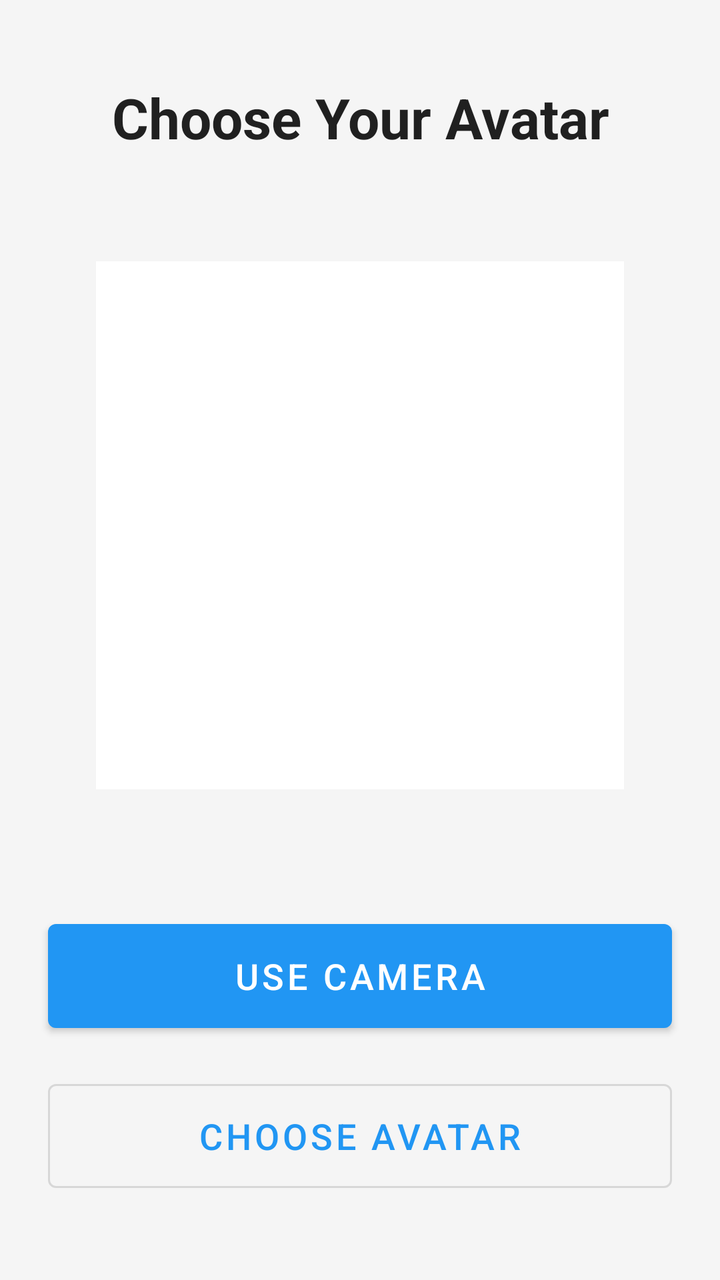
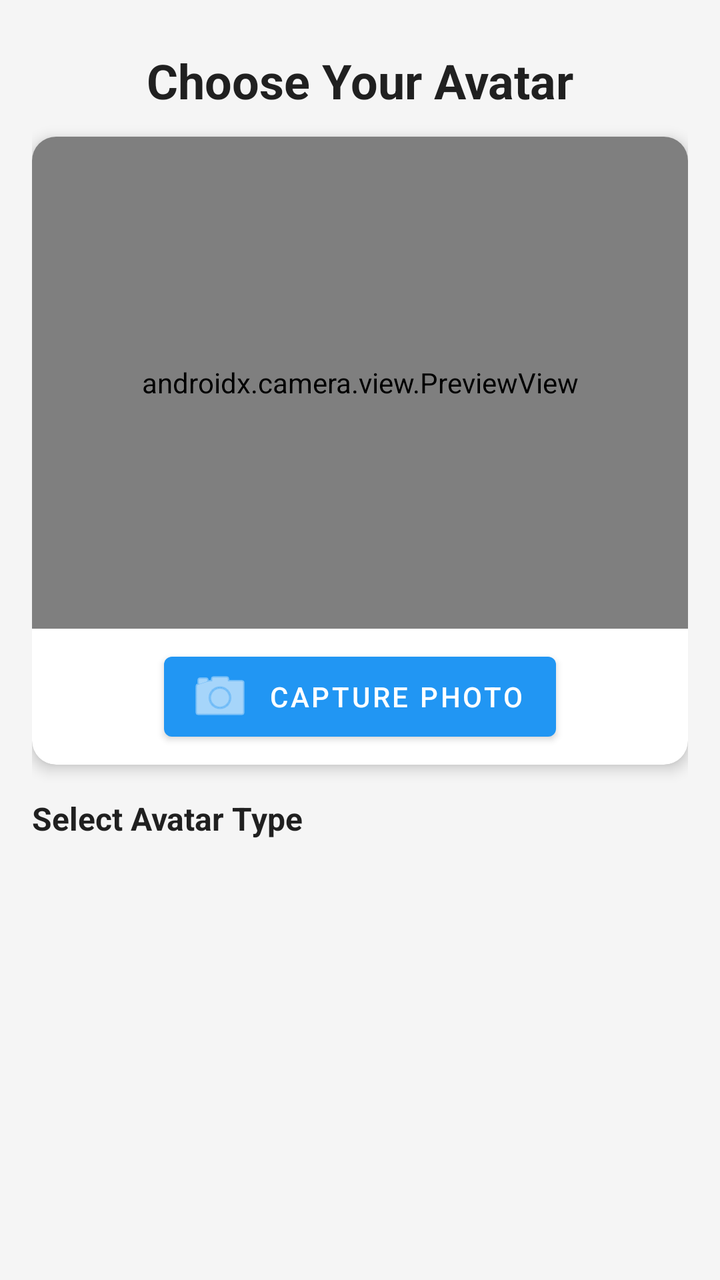

The first picture is an Android layout as it rendered before a commit; the second is the same layout after the commit. The layout source and the unified diff follow.
<!-- AndroidManifest.xml: application theme Theme.GameRemoteClient -->
<!-- res/layout/fragment_avatar_selection.xml -->
<?xml version="1.0" encoding="utf-8"?>
<androidx.constraintlayout.widget.ConstraintLayout xmlns:android="http://schemas.android.com/apk/res/android"
    xmlns:app="http://schemas.android.com/apk/res-auto"
    android:layout_width="match_parent"
    android:layout_height="match_parent"
    android:padding="16dp"
    android:background="@color/background">

    <TextView
        android:id="@+id/titleText"
        android:layout_width="0dp"
        android:layout_height="wrap_content"
        android:text="@string/avatar_selection_title"
        android:textSize="28sp"
        android:textStyle="bold"
        android:textColor="@color/text_primary"
        android:gravity="center"
        app:layout_constraintTop_toTopOf="parent"
        app:layout_constraintStart_toStartOf="parent"
        app:layout_constraintEnd_toEndOf="parent"
        android:layout_marginTop="24dp" />

    
    <androidx.camera.view.PreviewView
        android:id="@+id/cameraPreview"
        android:layout_width="0dp"
        android:layout_height="0dp"
        android:visibility="gone"
        app:layout_constraintTop_toBottomOf="@id/titleText"
        app:layout_constraintBottom_toTopOf="@id/cameraControls"
        app:layout_constraintStart_toStartOf="parent"
        app:layout_constraintEnd_toEndOf="parent"
        android:layout_margin="16dp" />

    
    <ImageView
        android:id="@+id/avatarImage"
        android:layout_width="0dp"
        android:layout_height="0dp"
        android:scaleType="centerCrop"
        android:visibility="visible"
        android:background="@color/surface"
        android:contentDescription="@string/choose_avatar"
        app:layout_constraintTop_toBottomOf="@id/titleText"
        app:layout_constraintBottom_toTopOf="@id/cameraControls"
        app:layout_constraintStart_toStartOf="parent"
        app:layout_constraintEnd_toEndOf="parent"
        app:layout_constraintDimensionRatio="1:1"
        android:layout_margin="32dp" />

    
    <LinearLayout
        android:id="@+id/cameraControls"
        android:layout_width="0dp"
        android:layout_height="wrap_content"
        android:orientation="horizontal"
        android:gravity="center"
        android:visibility="gone"
        app:layout_constraintBottom_toTopOf="@id/actionButtons"
        app:layout_constraintStart_toStartOf="parent"
        app:layout_constraintEnd_toEndOf="parent"
        android:layout_margin="16dp">

        <com.google.android.material.button.MaterialButton
            android:id="@+id/captureButton"
            android:layout_width="wrap_content"
            android:layout_height="wrap_content"
            android:text="@string/capture_photo"
            android:layout_margin="8dp" />

        <com.google.android.material.button.MaterialButton
            android:id="@+id/retakeButton"
            android:layout_width="wrap_content"
            android:layout_height="wrap_content"
            android:text="@string/retake_photo"
            android:visibility="gone"
            android:layout_margin="8dp"
            style="@style/Widget.MaterialComponents.Button.OutlinedButton" />
    </LinearLayout>

    
    <LinearLayout
        android:id="@+id/actionButtons"
        android:layout_width="0dp"
        android:layout_height="wrap_content"
        android:orientation="vertical"
        app:layout_constraintBottom_toBottomOf="parent"
        app:layout_constraintStart_toStartOf="parent"
        app:layout_constraintEnd_toEndOf="parent"
        android:layout_marginBottom="16dp">

        <com.google.android.material.button.MaterialButton
            android:id="@+id/useCameraButton"
            android:layout_width="match_parent"
            android:layout_height="64dp"
            android:text="@string/use_camera"
            android:textSize="18sp"
            android:layout_margin="8dp" />

        <com.google.android.material.button.MaterialButton
            android:id="@+id/chooseAvatarButton"
            android:layout_width="match_parent"
            android:layout_height="64dp"
            android:text="@string/choose_avatar"
            android:textSize="18sp"
            android:layout_margin="8dp"
            style="@style/Widget.MaterialComponents.Button.OutlinedButton" />

        <com.google.android.material.button.MaterialButton
            android:id="@+id/continueButton"
            android:layout_width="match_parent"
            android:layout_height="64dp"
            android:text="@string/continue_button"
            android:textSize="18sp"
            android:layout_margin="8dp"
            android:visibility="gone" />
    </LinearLayout>

</androidx.constraintlayout.widget.ConstraintLayout>
<!-- resources referenced by this layout -->
<resources>
  <color name="background">#FFF5F5F5</color>
  <color name="surface">#FFFFFFFF</color>
  <color name="text_primary">#DE000000</color>
  <string name="avatar_selection_title">Choose Your Avatar</string>
  <string name="capture_photo">Capture Photo</string>
  <string name="choose_avatar">Choose Avatar</string>
  <string name="continue_button">Continue</string>
  <string name="retake_photo">Retake</string>
  <string name="use_camera">Use Camera</string>
  <style name="Theme.GameRemoteClient" parent="Theme.MaterialComponents.DayNight.DarkActionBar">
          <item name="colorPrimary">@color/primary</item>
          <item name="colorPrimaryDark">@color/primary_dark</item>
          <item name="colorAccent">@color/accent</item>
          <item name="android:windowBackground">@color/background</item>
      </style>
  <color name="primary">#FF2196F3</color>
  <color name="primary_dark">#FF1976D2</color>
  <color name="accent">#FFFF5722</color>
</resources>

<!-- the commit's change to res/layout/fragment_avatar_selection.xml (unified diff, before → after) -->
@@ -11,109 +11,150 @@
         android:layout_width="0dp"
         android:layout_height="wrap_content"
         android:text="@string/avatar_selection_title"
-        android:textSize="28sp"
+        android:textSize="24sp"
         android:textStyle="bold"
         android:textColor="@color/text_primary"
         android:gravity="center"
         app:layout_constraintTop_toTopOf="parent"
         app:layout_constraintStart_toStartOf="parent"
         app:layout_constraintEnd_toEndOf="parent"
-        android:layout_marginTop="24dp" />
+        android:layout_marginTop="8dp" />
 
     
-    <androidx.camera.view.PreviewView
-        android:id="@+id/cameraPreview"
+    <com.google.android.material.card.MaterialCardView
+        android:id="@+id/cameraCard"
+        android:layout_width="0dp"
+        android:layout_height="wrap_content"
+        app:cardCornerRadius="12dp"
+        app:cardElevation="4dp"
+        app:layout_constraintTop_toBottomOf="@id/titleText"
+        app:layout_constraintStart_toStartOf="parent"
+        app:layout_constraintEnd_toEndOf="parent"
+        android:layout_marginTop="12dp">
+
+        <androidx.constraintlayout.widget.ConstraintLayout
+            android:layout_width="match_parent"
+            android:layout_height="wrap_content">
+
+            
+            <androidx.camera.view.PreviewView
+                android:id="@+id/cameraPreview"
+                android:layout_width="0dp"
+                android:layout_height="0dp"
+                app:layout_constraintDimensionRatio="4:3"
+                app:layout_constraintTop_toTopOf="parent"
+                app:layout_constraintStart_toStartOf="parent"
+                app:layout_constraintEnd_toEndOf="parent" />
+
+            
+            <ImageView
+                android:id="@+id/avatarImage"
+                android:layout_width="0dp"
+                android:layout_height="0dp"
+                android:scaleType="centerCrop"
+                android:visibility="gone"
+                android:contentDescription="@string/choose_avatar"
+                app:layout_constraintDimensionRatio="4:3"
+                app:layout_constraintTop_toTopOf="parent"
+                app:layout_constraintStart_toStartOf="parent"
+                app:layout_constraintEnd_toEndOf="parent" />
+
+            
+            <LinearLayout
+                android:id="@+id/cameraControls"
+                android:layout_width="0dp"
+                android:layout_height="wrap_content"
+                android:orientation="horizontal"
+                android:gravity="center"
+                android:padding="8dp"
+                app:layout_constraintTop_toBottomOf="@id/cameraPreview"
+                app:layout_constraintStart_toStartOf="parent"
+                app:layout_constraintEnd_toEndOf="parent"
+                app:layout_constraintBottom_toBottomOf="parent">
+
+                <com.google.android.material.button.MaterialButton
+                    android:id="@+id/captureButton"
+                    android:layout_width="wrap_content"
+                    android:layout_height="wrap_content"
+                    android:text="@string/capture_photo"
+                    style="@style/Widget.MaterialComponents.Button.Icon"
+                    app:icon="@android:drawable/ic_menu_camera" />
+
+                <com.google.android.material.button.MaterialButton
+                    android:id="@+id/retakeButton"
+                    android:layout_width="wrap_content"
+                    android:layout_height="wrap_content"
+                    android:text="@string/retake_photo"
+                    android:visibility="gone"
+                    android:layout_marginStart="8dp"
+                    style="@style/Widget.MaterialComponents.Button.OutlinedButton" />
+
+            </LinearLayout>
+
+        </androidx.constraintlayout.widget.ConstraintLayout>
+
+    </com.google.android.material.card.MaterialCardView>
+
+    
+    <TextView
+        android:id="@+id/avatarTypeLabel"
+        android:layout_width="0dp"
+        android:layout_height="wrap_content"
+        android:text="Select Avatar Type"
+        android:textSize="16sp"
+        android:textStyle="bold"
+        android:textColor="@color/text_primary"
+        app:layout_constraintTop_toBottomOf="@id/cameraCard"
+        app:layout_constraintStart_toStartOf="parent"
+        app:layout_constraintEnd_toEndOf="parent"
+        android:layout_marginTop="16dp" />
+
+    
+    <androidx.recyclerview.widget.RecyclerView
+        android:id="@+id/avatarRecyclerView"
         android:layout_width="0dp"
         android:layout_height="0dp"
-        android:visibility="gone"
-        app:layout_constraintTop_toBottomOf="@id/titleText"
-        app:layout_constraintBottom_toTopOf="@id/cameraControls"
+        app:layout_constraintTop_toBottomOf="@id/avatarTypeLabel"
+        app:layout_constraintBottom_toTopOf="@id/continueButton"
         app:layout_constraintStart_toStartOf="parent"
         app:layout_constraintEnd_toEndOf="parent"
-        android:layout_margin="16dp" />
+        android:layout_marginTop="8dp"
+        android:layout_marginBottom="8dp" />
 
     
-    <ImageView
-        android:id="@+id/avatarImage"
-        android:layout_width="0dp"
-        android:layout_height="0dp"
-        android:scaleType="centerCrop"
-        android:visibility="visible"
-        android:background="@color/surface"
-        android:contentDescription="@string/choose_avatar"
-        app:layout_constraintTop_toBottomOf="@id/titleText"
-        app:layout_constraintBottom_toTopOf="@id/cameraControls"
+    <ProgressBar
+        android:id="@+id/loadingProgress"
+        android:layout_width="wrap_content"
+        android:layout_height="wrap_content"
+        android:visibility="gone"
+        app:layout_constraintTop_toBottomOf="@id/avatarTypeLabel"
+        app:layout_constraintBottom_toTopOf="@id/continueButton"
         app:layout_constraintStart_toStartOf="parent"
-        app:layout_constraintEnd_toEndOf="parent"
-        app:layout_constraintDimensionRatio="1:1"
-        android:layout_margin="32dp" />
+        app:layout_constraintEnd_toEndOf="parent" />
+
+    <TextView
+        android:id="@+id/emptyText"
+        android:layout_width="wrap_content"
+        android:layout_height="wrap_content"
+        android:text="Waiting for avatars..."
+        android:textColor="@color/text_secondary"
+        android:visibility="gone"
+        app:layout_constraintTop_toBottomOf="@id/avatarTypeLabel"
+        app:layout_constraintBottom_toTopOf="@id/continueButton"
+        app:layout_constraintStart_toStartOf="parent"
+        app:layout_constraintEnd_toEndOf="parent" />
 
     
-    <LinearLayout
-        android:id="@+id/cameraControls"
+    <com.google.android.material.button.MaterialButton
+        android:id="@+id/continueButton"
         android:layout_width="0dp"
-        android:layout_height="wrap_content"
-        android:orientation="horizontal"
-        android:gravity="center"
+        android:layout_height="56dp"
+        android:text="@string/continue_button"
+        android:textSize="16sp"
         android:visibility="gone"
-        app:layout_constraintBottom_toTopOf="@id/actionButtons"
-        app:layout_constraintStart_toStartOf="parent"
-        app:layout_constraintEnd_toEndOf="parent"
-        android:layout_margin="16dp">
-
-        <com.google.android.material.button.MaterialButton
-            android:id="@+id/captureButton"
-            android:layout_width="wrap_content"
-            android:layout_height="wrap_content"
-            android:text="@string/capture_photo"
-            android:layout_margin="8dp" />
-
-        <com.google.android.material.button.MaterialButton
-            android:id="@+id/retakeButton"
-            android:layout_width="wrap_content"
-            android:layout_height="wrap_content"
-            android:text="@string/retake_photo"
-            android:visibility="gone"
-            android:layout_margin="8dp"
-            style="@style/Widget.MaterialComponents.Button.OutlinedButton" />
-    </LinearLayout>
-
-    
-    <LinearLayout
-        android:id="@+id/actionButtons"
-        android:layout_width="0dp"
-        android:layout_height="wrap_content"
-        android:orientation="vertical"
         app:layout_constraintBottom_toBottomOf="parent"
         app:layout_constraintStart_toStartOf="parent"
         app:layout_constraintEnd_toEndOf="parent"
-        android:layout_marginBottom="16dp">
-
-        <com.google.android.material.button.MaterialButton
-            android:id="@+id/useCameraButton"
-            android:layout_width="match_parent"
-            android:layout_height="64dp"
-            android:text="@string/use_camera"
-            android:textSize="18sp"
-            android:layout_margin="8dp" />
-
-        <com.google.android.material.button.MaterialButton
-            android:id="@+id/chooseAvatarButton"
-            android:layout_width="match_parent"
-            android:layout_height="64dp"
-            android:text="@string/choose_avatar"
-            android:textSize="18sp"
-            android:layout_margin="8dp"
-            style="@style/Widget.MaterialComponents.Button.OutlinedButton" />
-
-        <com.google.android.material.button.MaterialButton
-            android:id="@+id/continueButton"
-            android:layout_width="match_parent"
-            android:layout_height="64dp"
-            android:text="@string/continue_button"
-            android:textSize="18sp"
-            android:layout_margin="8dp"
-            android:visibility="gone" />
-    </LinearLayout>
+        android:layout_marginBottom="8dp" />
 
 </androidx.constraintlayout.widget.ConstraintLayout>
<!-- resource entries referenced after the edit -->
@@ -1,14 +1,13 @@
 <!-- resources referenced by this layout -->
 <resources>
   <color name="background">#FFF5F5F5</color>
-  <color name="surface">#FFFFFFFF</color>
   <color name="text_primary">#DE000000</color>
+  <color name="text_secondary">#99000000</color>
   <string name="avatar_selection_title">Choose Your Avatar</string>
   <string name="capture_photo">Capture Photo</string>
   <string name="choose_avatar">Choose Avatar</string>
   <string name="continue_button">Continue</string>
   <string name="retake_photo">Retake</string>
-  <string name="use_camera">Use Camera</string>
   <style name="Theme.GameRemoteClient" parent="Theme.MaterialComponents.DayNight.DarkActionBar">
           <item name="colorPrimary">@color/primary</item>
           <item name="colorPrimaryDark">@color/primary_dark</item>
